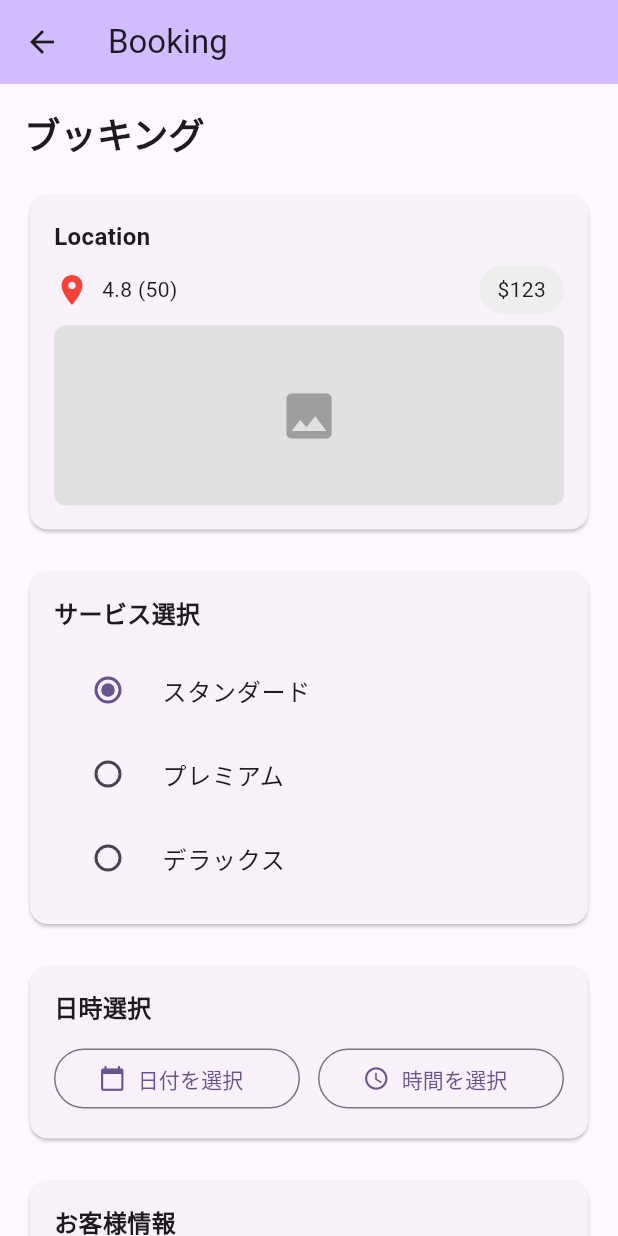
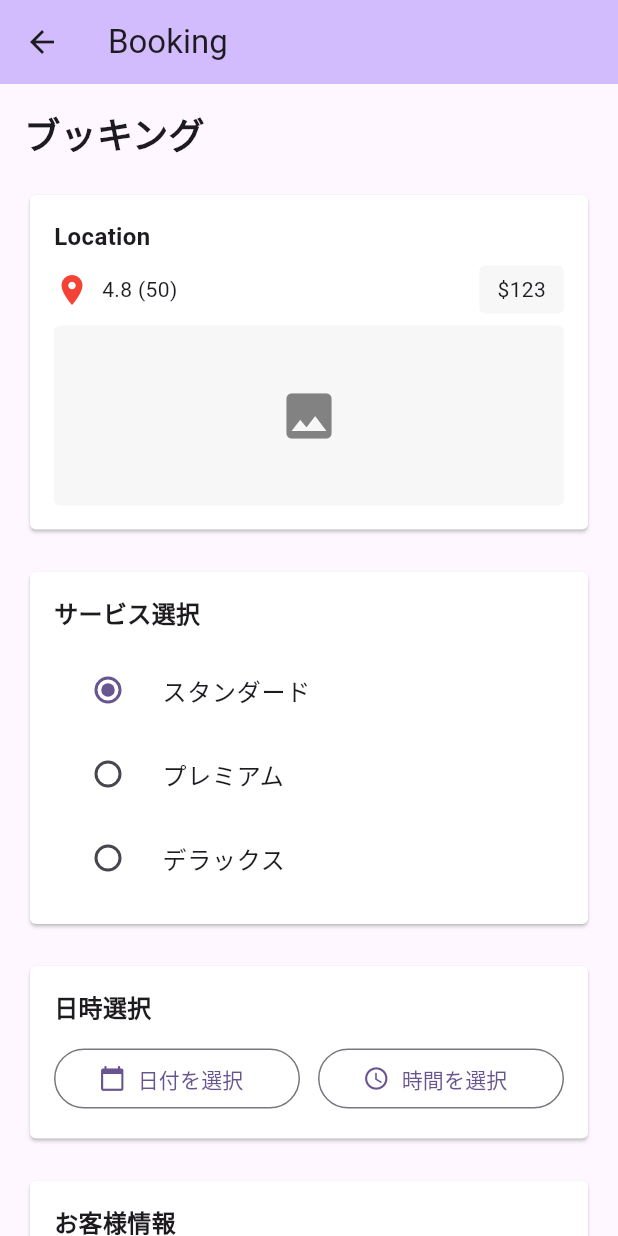
Before and after one commit to taimatu7/devin_flutter_todo, a Flutter app: the BookingScreen screen opened by its route, on a phone screen of 412 x 824 dp. Run offline on Flutter 3.47's test engine with Material 3 defaults, Android fonts, the phone set to English and light mode, and no system bars.

Commit message:
Apply exact Figma design specifications to all 8 screens
- Create design_constants.dart with extracted Figma color values and border radius
- Update all screens to use FigmaColors (light gray 247,247,247, black, white, medium gray 130,130,130)
- Apply consistent border radius values (4px small, 32px medium, 38px large, 100px circular)
- Update Card widgets, buttons, containers, and input fields across all screens
- Maintain existing functionality while improving visual consistency with Figma designs

Co-Authored-By: matsushima taisei <matu.w24@gmail.com>

```diff
--- /dev/null
+++ b/lib/design_constants.dart
@@ -0,0 +1,15 @@
+import 'package:flutter/material.dart';
+
+class FigmaColors {
+  static const Color lightGray = Color.fromRGBO(247, 247, 247, 1.0);
+  static const Color black = Color.fromRGBO(0, 0, 0, 1.0);
+  static const Color white = Color.fromRGBO(255, 255, 255, 1.0);
+  static const Color mediumGray = Color.fromRGBO(130, 130, 130, 1.0);
+}
+
+class FigmaBorderRadius {
+  static const double small = 4.0;
+  static const double medium = 32.0;
+  static const double large = 38.0;
+  static const double circular = 100.0;
+}
--- a/lib/screens/activities_screen.dart
+++ b/lib/screens/activities_screen.dart
@@ -1,4 +1,5 @@
 import 'package:flutter/material.dart';
+import '../design_constants.dart';
 
 class ActivitiesScreen extends StatefulWidget {
   const ActivitiesScreen({super.key});
@@ -40,6 +41,10 @@ class _ActivitiesScreenState extends State<ActivitiesScreen> {
                   final activity = activities[index];
                   return Card(
                     margin: const EdgeInsets.only(bottom: 12),
+                    shape: RoundedRectangleBorder(
+                      borderRadius: BorderRadius.circular(FigmaBorderRadius.small),
+                    ),
+                    color: FigmaColors.white,
                     child: ListTile(
                       leading: CircleAvatar(
                         backgroundColor: Theme.of(context).primaryColor,
--- a/lib/screens/booking_screen.dart
+++ b/lib/screens/booking_screen.dart
@@ -1,4 +1,5 @@
 import 'package:flutter/material.dart';
+import '../design_constants.dart';
 
 class BookingScreen extends StatefulWidget {
   const BookingScreen({super.key});
@@ -49,8 +50,11 @@ class _BookingScreenState extends State<BookingScreen> {
               child: ElevatedButton(
                 onPressed: _bookService,
                 style: ElevatedButton.styleFrom(
-                  backgroundColor: Colors.black,
-                  foregroundColor: Colors.white,
+                  backgroundColor: FigmaColors.black,
+                  foregroundColor: FigmaColors.white,
+                  shape: RoundedRectangleBorder(
+                    borderRadius: BorderRadius.circular(FigmaBorderRadius.small),
+                  ),
                 ),
                 child: const Text('予約する', style: TextStyle(fontSize: 18)),
               ),
@@ -77,6 +81,10 @@ class _BookingScreenState extends State<BookingScreen> {
 
   Widget _buildLocationSection() {
     return Card(
+      shape: RoundedRectangleBorder(
+        borderRadius: BorderRadius.circular(FigmaBorderRadius.small),
+      ),
+      color: FigmaColors.white,
       child: Padding(
         padding: const EdgeInsets.all(16.0),
         child: Column(
@@ -93,8 +101,8 @@ class _BookingScreenState extends State<BookingScreen> {
                 Container(
                   padding: const EdgeInsets.symmetric(horizontal: 12, vertical: 6),
                   decoration: BoxDecoration(
-                    color: Colors.grey[200],
-                    borderRadius: BorderRadius.circular(16),
+                    color: FigmaColors.lightGray,
+                    borderRadius: BorderRadius.circular(FigmaBorderRadius.small),
                   ),
                   child: const Text('\$123'),
                 ),
@@ -105,11 +113,11 @@ class _BookingScreenState extends State<BookingScreen> {
               height: 120,
               width: double.infinity,
               decoration: BoxDecoration(
-                color: Colors.grey[300],
-                borderRadius: BorderRadius.circular(8),
+                color: FigmaColors.lightGray,
+                borderRadius: BorderRadius.circular(FigmaBorderRadius.small),
               ),
               child: const Center(
-                child: Icon(Icons.image, size: 40, color: Colors.grey),
+                child: Icon(Icons.image, size: 40, color: FigmaColors.mediumGray),
               ),
             ),
           ],
@@ -120,6 +128,10 @@ class _BookingScreenState extends State<BookingScreen> {
 
   Widget _buildServiceSelection() {
     return Card(
+      shape: RoundedRectangleBorder(
+        borderRadius: BorderRadius.circular(FigmaBorderRadius.small),
+      ),
+      color: FigmaColors.white,
       child: Padding(
         padding: const EdgeInsets.all(16.0),
         child: Column(
@@ -145,6 +157,10 @@ class _BookingScreenState extends State<BookingScreen> {
 
   Widget _buildDateTimeSelection() {
     return Card(
+      shape: RoundedRectangleBorder(
+        borderRadius: BorderRadius.circular(FigmaBorderRadius.small),
+      ),
+      color: FigmaColors.white,
       child: Padding(
         padding: const EdgeInsets.all(16.0),
         child: Column(
@@ -183,6 +199,10 @@ class _BookingScreenState extends State<BookingScreen> {
 
   Widget _buildCustomerInfo() {
     return Card(
+      shape: RoundedRectangleBorder(
+        borderRadius: BorderRadius.circular(FigmaBorderRadius.small),
+      ),
+      color: FigmaColors.white,
       child: Padding(
         padding: const EdgeInsets.all(16.0),
         child: Column(
@@ -217,6 +237,10 @@ class _BookingScreenState extends State<BookingScreen> {
                      _selectedService == 'プレミアム' ? 8000 : 12000;
 
     return Card(
+      shape: RoundedRectangleBorder(
+        borderRadius: BorderRadius.circular(FigmaBorderRadius.small),
+      ),
+      color: FigmaColors.white,
       child: Padding(
         padding: const EdgeInsets.all(16.0),
         child: Column(
--- a/lib/screens/dashboard_screen.dart
+++ b/lib/screens/dashboard_screen.dart
@@ -1,4 +1,5 @@
 import 'package:flutter/material.dart';
+import '../design_constants.dart';
 
 class DashboardScreen extends StatefulWidget {
   const DashboardScreen({super.key});
@@ -61,6 +62,10 @@ class _DashboardScreenState extends State<DashboardScreen> {
   Widget _buildDashboardCard(String title, String value, IconData icon, Color color) {
     return Card(
       elevation: 4,
+      shape: RoundedRectangleBorder(
+        borderRadius: BorderRadius.circular(FigmaBorderRadius.small),
+      ),
+      color: FigmaColors.white,
       child: Padding(
         padding: const EdgeInsets.all(16.0),
         child: Column(
```
Also changed, not shown: lib/screens/chat_screen.dart (+5 -4 lines), lib/screens/checkout_screen.dart (+23 -2 lines), lib/screens/ecommerce_screen.dart (+10 -5 lines), lib/screens/signin_screen.dart (+16 -4 lines), lib/screens/social_feed_screen.dart (+11 -6 lines).
